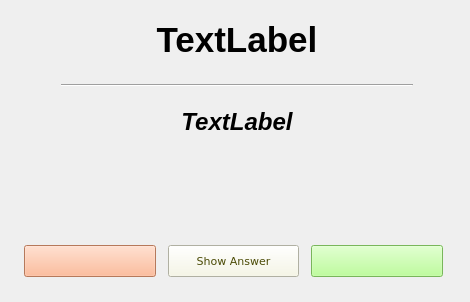
Before: the Qt Designer form Ui/pract1.ui in robinpalat/idiomindQt, drawn with Qt 5.
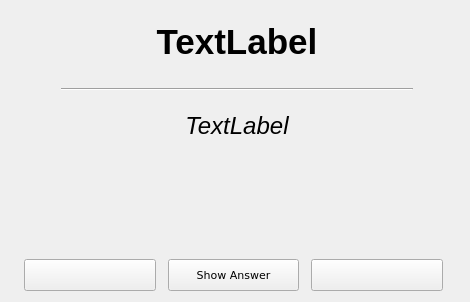
After: the same form once the commit is applied. Icons and pictures are not drawn. Custom widgets are drawn as their Qt base class.

What changed in the file:
```diff
--- a/Ui/pract1.ui
+++ b/Ui/pract1.ui
@@ -33,9 +33,6 @@
    <property name="rightMargin">
     <number>15</number>
    </property>
-   <property name="bottomMargin">
-    <number>15</number>
-   </property>
    <property name="horizontalSpacing">
     <number>15</number>
    </property>
@@ -53,7 +50,6 @@
         <property name="font">
          <font>
           <pointsize>26</pointsize>
-          <weight>75</weight>
           <bold>true</bold>
          </font>
         </property>
@@ -128,9 +124,8 @@
         <property name="font">
          <font>
           <pointsize>18</pointsize>
-          <weight>75</weight>
           <italic>true</italic>
-          <bold>true</bold>
+          <bold>false</bold>
          </font>
         </property>
         <property name="text">
@@ -172,7 +167,7 @@
       <number>12</number>
      </property>
      <property name="bottomMargin">
-      <number>10</number>
+      <number>0</number>
      </property>
      <item>
       <widget class="QPushButton" name="pushButton_no">
@@ -186,12 +181,9 @@
         <font>
          <pointsize>8</pointsize>
          <italic>false</italic>
+         <bold>false</bold>
         </font>
        </property>
-       <property name="styleSheet">
-        <string notr="true">background-color: rgb(255, 170, 127);
-color: rgb(77, 51, 0);</string>
-       </property>
        <property name="text">
         <string/>
        </property>
@@ -210,12 +202,9 @@
          <family>DejaVu Sans</family>
          <pointsize>8</pointsize>
          <italic>false</italic>
+         <bold>false</bold>
         </font>
        </property>
-       <property name="styleSheet">
-        <string notr="true">background-color: rgb(247, 247, 227);
-color: rgb(75, 75, 6);</string>
-       </property>
        <property name="text">
         <string>Show Answer</string>
        </property>
@@ -240,12 +229,9 @@
          <family>DejaVu Sans</family>
          <pointsize>8</pointsize>
          <italic>false</italic>
+         <bold>false</bold>
         </font>
        </property>
-       <property name="styleSheet">
-        <string notr="true">background-color: rgb(170, 255, 127);
-color: rgb(40, 81, 0);</string>
-       </property>
        <property name="text">
         <string/>
        </property>
```
